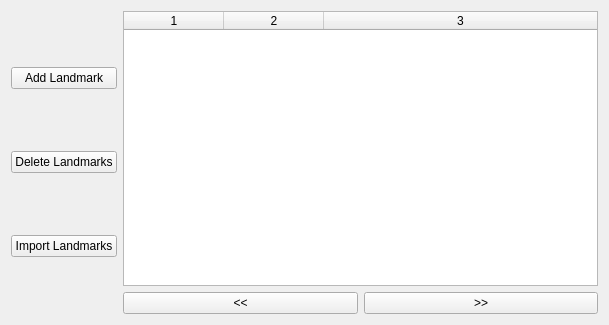
Old version of the form examples/landmarkbrowser/landmarkbrowser.ui in the repository qtproject/qt-mobility.
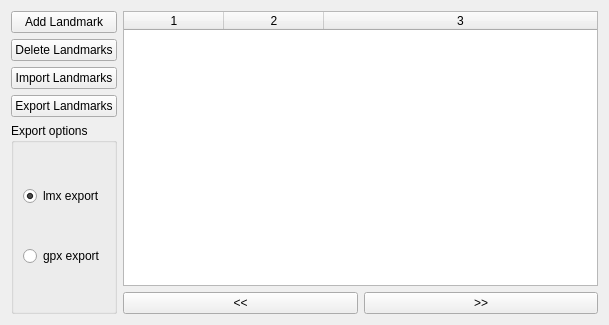
New version of the form.

Commit message: Add ability to export to landmarkbrowser

The edit to the form file:
```diff
--- a/examples/landmarkbrowser/landmarkbrowser.ui
+++ b/examples/landmarkbrowser/landmarkbrowser.ui
@@ -15,28 +15,61 @@
   </property>
   <layout class="QHBoxLayout" name="horizontalLayout_2">
    <item>
-    <layout class="QGridLayout" name="gridLayout">
-     <item row="0" column="0">
+    <layout class="QVBoxLayout" name="verticalLayout_2">
+     <item>
       <widget class="QPushButton" name="addLandmark">
        <property name="text">
         <string>Add Landmark</string>
        </property>
       </widget>
      </item>
-     <item row="1" column="0">
+     <item>
       <widget class="QPushButton" name="deleteLandmarks">
        <property name="text">
         <string>Delete Landmarks</string>
        </property>
       </widget>
      </item>
-     <item row="2" column="0">
+     <item>
       <widget class="QPushButton" name="importLandmarks">
        <property name="text">
         <string>Import Landmarks</string>
        </property>
       </widget>
      </item>
+     <item>
+      <widget class="QPushButton" name="exportLandmarks">
+       <property name="text">
+        <string>Export Landmarks</string>
+       </property>
+      </widget>
+     </item>
+     <item>
+      <widget class="QGroupBox" name="exportOptions">
+       <property name="title">
+        <string>Export options</string>
+       </property>
+       <layout class="QVBoxLayout" name="verticalLayout">
+        <item>
+         <widget class="QRadioButton" name="lmxRadioButton">
+          <property name="text">
+           <string>lmx export</string>
+          </property>
+          <property name="checked">
+           <bool>true</bool>
+          </property>
+         </widget>
+        </item>
+        <item>
+         <widget class="QRadioButton" name="gpxRadioButton">
+          <property name="text">
+           <string>gpx export</string>
+          </property>
+         </widget>
+        </item>
+       </layout>
+      </widget>
+     </item>
     </layout>
    </item>
    <item>
```
The commit also changes 4 other files.
